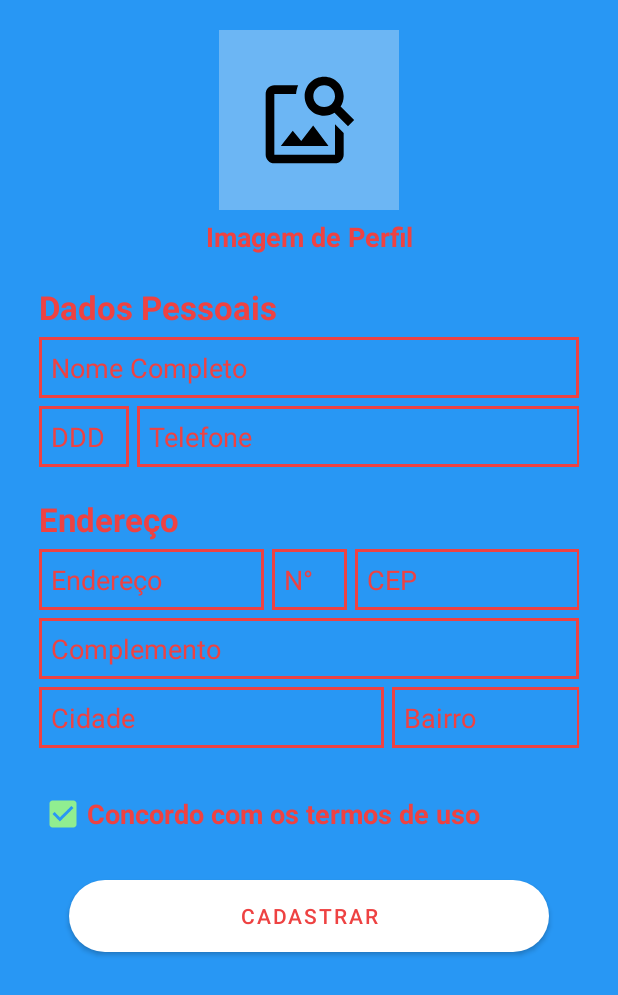
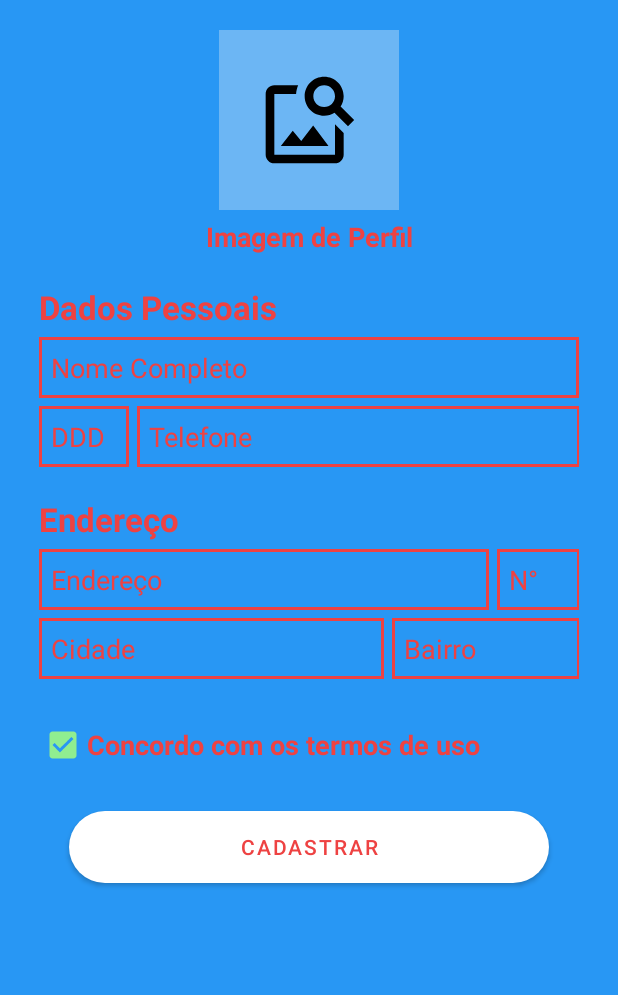
Before and after one commit to RenanMarquetti/O_Prestador, an Android app: the fragment FragmentPerfil shown on its own in the app's theme, on a phone screen of 412 x 824 dp. Shown: the top 995 px of the screen. Run offline under Robolectric (Android 15) with nearby library versions, the phone set to English and light mode, and no system bars.

Commit message:
retirei ums inputs não desejados pelo cliente do layout fragment_perfil.xml

```diff
--- a/app/src/main/res/layout/fragment_perfil.xml
+++ b/app/src/main/res/layout/fragment_perfil.xml
@@ -100,7 +100,7 @@
             <EditText
                 android:id="@+id/perfil_endereco"
                 style="@style/perfil_edittext"
-                android:layout_width="150dp"
+                android:layout_width="300dp"
                 android:text="@string/endereco"
                 app:layout_constraintStart_toStartOf="parent"
                 app:layout_constraintTop_toBottomOf="@+id/txt_title_endereco" />
@@ -108,28 +108,28 @@
             <EditText
                 android:id="@+id/pefil_num_endereco"
                 style="@style/perfil_edittext"
-                android:layout_width="50dp"
+                android:layout_width="55dp"
                 android:layout_marginStart="5dp"
                 android:text="@string/num_endereco"
                 app:layout_constraintStart_toEndOf="@+id/perfil_endereco"
                 app:layout_constraintTop_toBottomOf="@+id/txt_title_endereco" />
 
-            <EditText
-                android:id="@+id/perfil_cep"
-                style="@style/perfil_edittext"
-                android:layout_width="150dp"
-                android:layout_marginStart="5dp"
-                android:text="@string/cep_endereco"
-                app:layout_constraintStart_toEndOf="@+id/pefil_num_endereco"
-                app:layout_constraintTop_toBottomOf="@+id/txt_title_endereco" />
+<!--            <EditText-->
+<!--                android:id="@+id/perfil_cep"-->
+<!--                style="@style/perfil_edittext"-->
+<!--                android:layout_width="150dp"-->
+<!--                android:layout_marginStart="5dp"-->
+<!--                android:text="@string/cep_endereco"-->
+<!--                app:layout_constraintStart_toEndOf="@+id/pefil_num_endereco"-->
+<!--                app:layout_constraintTop_toBottomOf="@+id/txt_title_endereco" />-->
 
-            <EditText
-                android:id="@+id/pefil_complemento"
-                style="@style/perfil_edittext"
-                android:layout_width="match_parent"
-                android:text="@string/perfil_complemento"
-                app:layout_constraintStart_toEndOf="parent"
-                app:layout_constraintTop_toBottomOf="@+id/perfil_cep" />
+<!--            <EditText-->
+<!--                android:id="@+id/pefil_complemento"-->
+<!--                style="@style/perfil_edittext"-->
+<!--                android:layout_width="match_parent"-->
+<!--                android:text="@string/perfil_complemento"-->
+<!--                app:layout_constraintStart_toEndOf="parent"-->
+<!--                app:layout_constraintTop_toBottomOf="@+id/perfil_cep" />-->
 
             <EditText
                 android:id="@+id/pedil_cidade"
@@ -137,7 +137,7 @@
                 android:layout_width="230dp"
                 android:text="@string/perfil_cidade"
                 app:layout_constraintStart_toStartOf="parent"
-                app:layout_constraintTop_toBottomOf="@+id/pefil_complemento" />
+                app:layout_constraintTop_toBottomOf="@+id/pefil_num_endereco" />
 
             <EditText
                 android:id="@+id/pefil_bairro"
@@ -146,7 +146,7 @@
                 android:layout_marginStart="5dp"
                 android:text="@string/perfil_bairro"
                 app:layout_constraintStart_toEndOf="@+id/pedil_cidade"
-                app:layout_constraintTop_toBottomOf="@+id/pefil_complemento" />
+                app:layout_constraintTop_toBottomOf="@+id/pefil_num_endereco" />
 
         </androidx.constraintlayout.widget.ConstraintLayout>
     </LinearLayout>
```
